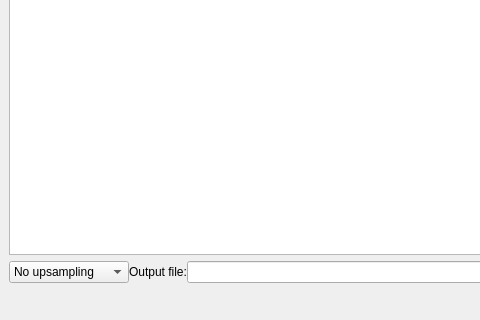
Above: dicom/dicom_parser.ui from frankyeh/DSI-Studio before the change; both pictures show x 0 to 480 and y 158 to 478 of the 717 by 478 pixel window. Below: the same form after it.
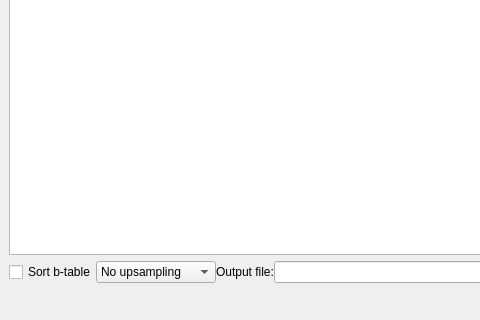
That is the form after the change. Icons and pictures are not drawn.

Commit message: revise SRC class structure

Diff of the .ui file:
```diff
--- a/dicom/dicom_parser.ui
+++ b/dicom/dicom_parser.ui
@@ -63,6 +63,13 @@
         <property name="spacing">
          <number>0</number>
         </property>
+        <item>
+         <widget class="QCheckBox" name="sort_btable">
+          <property name="text">
+           <string>Sort b-table</string>
+          </property>
+         </widget>
+        </item>
         <item>
          <widget class="QComboBox" name="upsampling">
           <item>
```
Left out of the diff: 2 changed lines with no effect on the pictures. The commit also changes 16 other files.
